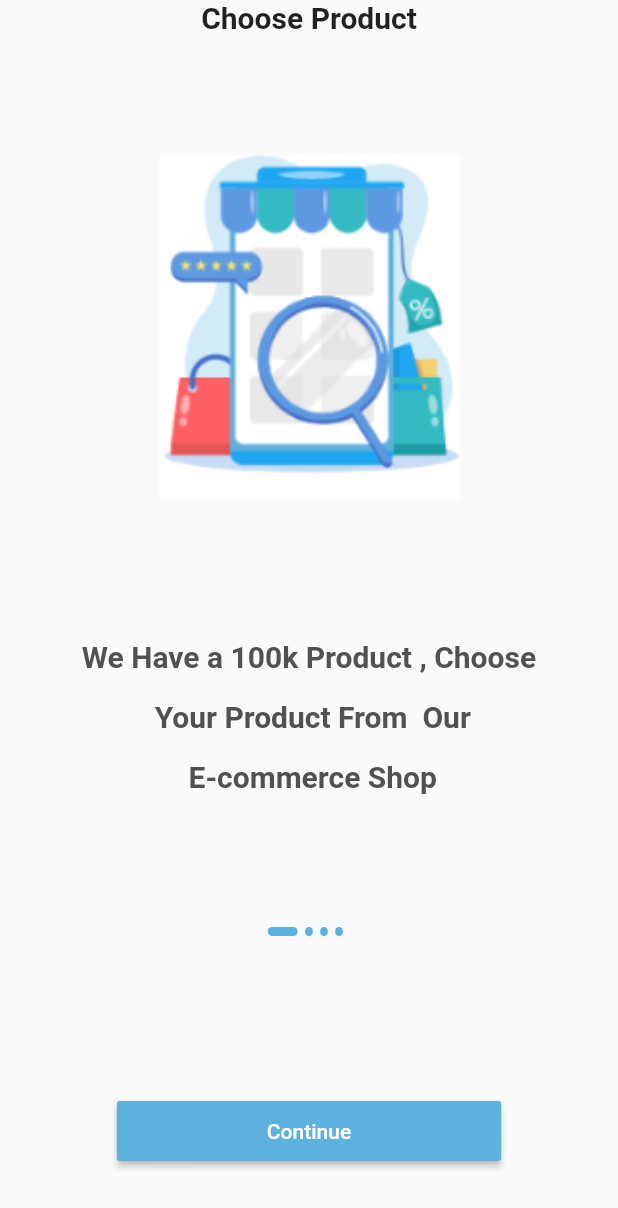
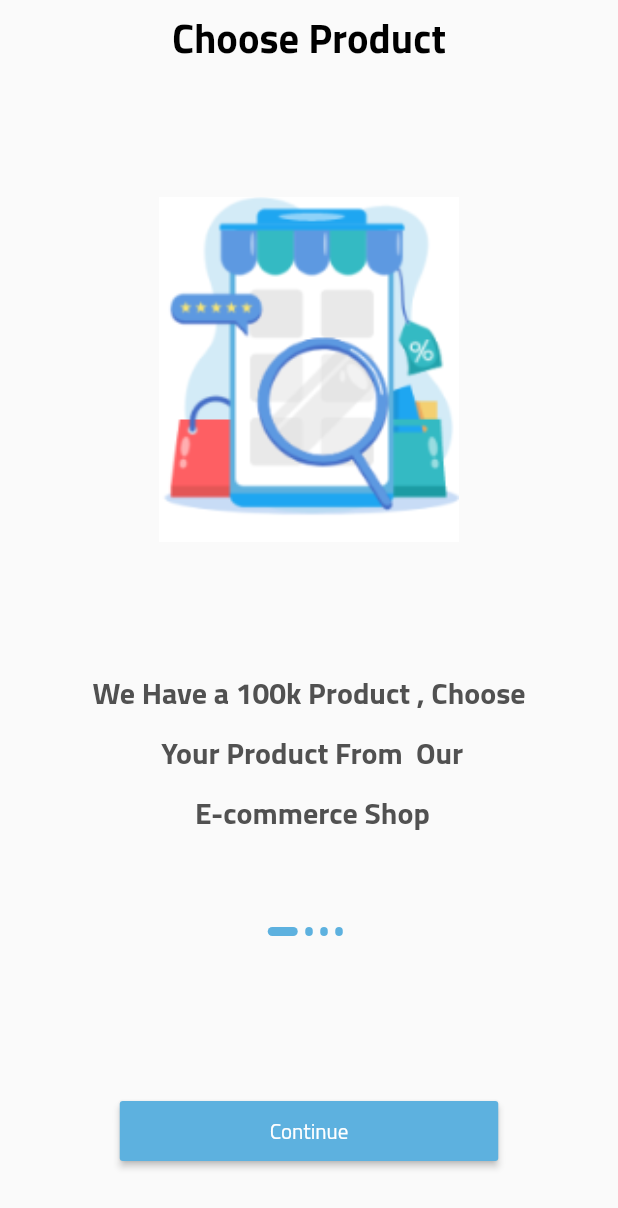
Before and after one commit to thekasho/storeapp, a Flutter app: the screen it shows after launch, on a phone screen of 412 x 824 dp. Shown: the top 1208 px of the screen. Run offline on Flutter 3.47's test engine with Material 2 defaults, Android fonts, the phone set to English and light mode, and no system bars; our stand-ins replace get; project files that could hold a hidden picture were left out.

Commit message:
updating TextTheme font family an font style

```diff
--- a/lib/core/constant/colors.dart
+++ b/lib/core/constant/colors.dart
@@ -2,5 +2,6 @@ import 'package:flutter/material.dart';
 
 class AppColor {
   static const Color grey = Color(0xff515151);
+  static const Color black = Color(0xff000000);
   static const Color primaryColor = Color(0xff5db1df);
 }
--- a/lib/main.dart
+++ b/lib/main.dart
@@ -1,5 +1,6 @@
 import 'package:flutter/material.dart';
 import 'package:get/get_navigation/src/root/get_material_app.dart';
+import 'package:storefull/core/constant/colors.dart';
 import 'package:storefull/veiw/screen/onboarding.dart';
 
 void main() {
@@ -14,6 +15,11 @@ class MyApp extends StatelessWidget {
       debugShowCheckedModeBanner: false,
       title: 'Flutter Demo',
       theme: ThemeData(
+        fontFamily: "Cairo",
+        textTheme: const TextTheme(
+          displayLarge: TextStyle(fontWeight: FontWeight.bold, fontSize: 27.0, color: AppColor.black),
+          bodyLarge: TextStyle(height: 2, color: AppColor.grey, fontWeight: FontWeight.bold, fontSize: 20.0,),
+        ),
         primaryColor: Colors.blue,
       ),
       home: const OnBoarding(),
--- a/lib/veiw/widget/onboarding/customslider.dart
+++ b/lib/veiw/widget/onboarding/customslider.dart
@@ -2,7 +2,6 @@ import 'package:flutter/material.dart';
 import 'package:get/get.dart';
 
 import '../../../controller/onboarding_controller.dart';
-import '../../../core/constant/colors.dart';
 import '../../../core/constant/imageasset.dart';
 import '../../../data/datasource/static/static.dart';
 
@@ -21,8 +20,7 @@ class CustomSliderOnBoardin extends GetView<OnBoardingControllerImp> {
         children: [
           Text(
             onBoardingList[i].title!,
-            style: const TextStyle(
-                fontWeight: FontWeight.bold, fontSize: 20.0),
+            style: Theme.of(context).textTheme.displayLarge,
           ),
           const SizedBox(height: 80),
           Image.asset(
@@ -38,12 +36,7 @@ class CustomSliderOnBoardin extends GetView<OnBoardingControllerImp> {
             child: Text(
               onBoardingList[i].body!,
               textAlign: TextAlign.center,
-              style: const TextStyle(
-                height: 2.0,
-                color: AppColor.grey,
-                fontWeight: FontWeight.bold,
-                fontSize: 20.0,
-              ),
+              style: Theme.of(context).textTheme.bodyLarge,
             ),
           ),
         ],
--- a/pubspec.yaml
+++ b/pubspec.yaml
@@ -61,3 +61,9 @@ flutter:
         - asset: assets/fonts/Cairo/Cairo-Regular.ttf
         - asset: assets/fonts/Cairo/Cairo-Bold.ttf
           weight: 700
+
+    - family: PlayfairDisplay
+      fonts:
+        - asset: assets/fonts/PlayfairDisplay/PlayfairDisplay-Regular.ttf
+        - asset: assets/fonts/PlayfairDisplay/PlayfairDisplay-Bold.ttf
+          weight: 700
```
Also changed, not shown: assets/fonts/PlayfairDisplay/PlayfairDisplay-Black.ttf (added), assets/fonts/PlayfairDisplay/PlayfairDisplay-BlackItalic.ttf (added), assets/fonts/PlayfairDisplay/PlayfairDisplay-Bold.ttf (added), assets/fonts/PlayfairDisplay/PlayfairDisplay-BoldItalic.ttf (added), assets/fonts/PlayfairDisplay/PlayfairDisplay-ExtraBold.ttf (added), assets/fonts/PlayfairDisplay/PlayfairDisplay-ExtraBoldItalic.ttf (added), assets/fonts/PlayfairDisplay/PlayfairDisplay-Italic.ttf (added), assets/fonts/PlayfairDisplay/PlayfairDisplay-Medium.ttf (added), assets/fonts/PlayfairDisplay/PlayfairDisplay-MediumItalic.ttf (added), assets/fonts/PlayfairDisplay/PlayfairDisplay-Regular.ttf (added), assets/fonts/PlayfairDisplay/PlayfairDisplay-SemiBold.ttf (added), assets/fonts/PlayfairDisplay/PlayfairDisplay-SemiBoldItalic.ttf (added).
